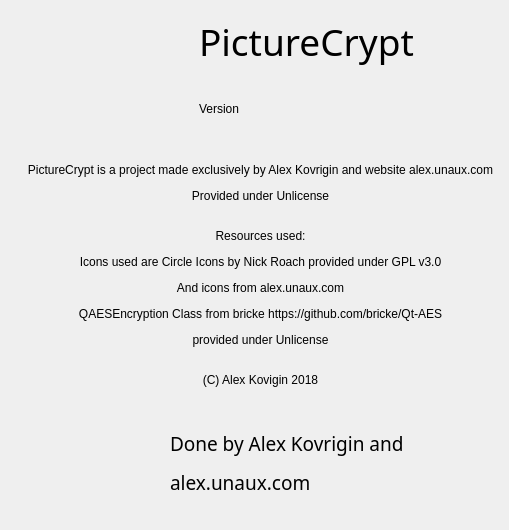
Before: the Qt Designer form src/aboutpc.ui in waleko/PictureCrypt, drawn with Qt 5.
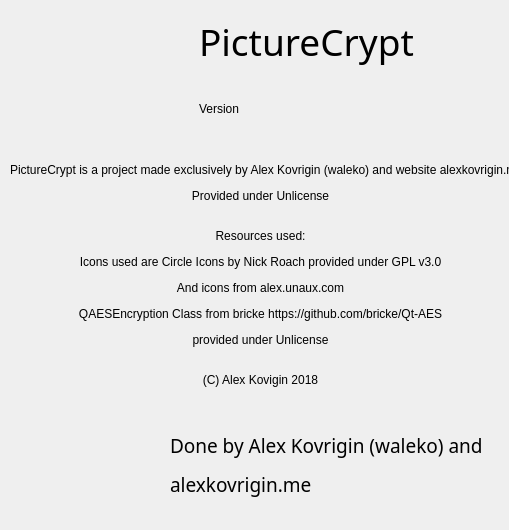
After: the same form once the commit is applied. Icons and pictures are not drawn.

```diff
--- a/src/aboutpc.ui
+++ b/src/aboutpc.ui
@@ -58,7 +58,7 @@
     </rect>
    </property>
    <property name="text">
-    <string>&lt;html&gt;&lt;head/&gt;&lt;body&gt;&lt;p align=&quot;center&quot;&gt;PictureCrypt is a project made exclusively by Alex Kovrigin and website alex.unaux.com&lt;/p&gt;&lt;p align=&quot;center&quot;&gt;Provided under Unlicense&lt;/p&gt;&lt;p align=&quot;center&quot;&gt;&lt;br/&gt;Resources used:&lt;/p&gt;&lt;p align=&quot;center&quot;&gt;Icons used are Circle Icons by Nick Roach provided under GPL v3.0&lt;/p&gt;&lt;p align=&quot;center&quot;&gt;And icons from alex.unaux.com&lt;/p&gt;&lt;p align=&quot;center&quot;&gt;QAESEncryption Class from bricke https://github.com/bricke/Qt-AES&lt;/p&gt;&lt;p align=&quot;center&quot;&gt;provided under Unlicense&lt;br/&gt;&lt;/p&gt;&lt;p align=&quot;center&quot;&gt;(C) Alex Kovigin 2018&lt;/p&gt;&lt;/body&gt;&lt;/html&gt;</string>
+    <string>&lt;html&gt;&lt;head/&gt;&lt;body&gt;&lt;p align=&quot;center&quot;&gt;PictureCrypt is a project made exclusively by Alex Kovrigin (waleko) and website alexkovrigin.me&lt;/p&gt;&lt;p align=&quot;center&quot;&gt;Provided under Unlicense&lt;/p&gt;&lt;p align=&quot;center&quot;&gt;&lt;br/&gt;Resources used:&lt;/p&gt;&lt;p align=&quot;center&quot;&gt;Icons used are Circle Icons by Nick Roach provided under GPL v3.0&lt;/p&gt;&lt;p align=&quot;center&quot;&gt;And icons from alex.unaux.com&lt;/p&gt;&lt;p align=&quot;center&quot;&gt;QAESEncryption Class from bricke https://github.com/bricke/Qt-AES&lt;/p&gt;&lt;p align=&quot;center&quot;&gt;provided under Unlicense&lt;br/&gt;&lt;/p&gt;&lt;p align=&quot;center&quot;&gt;(C) Alex Kovigin 2018&lt;/p&gt;&lt;/body&gt;&lt;/html&gt;</string>
    </property>
   </widget>
   <widget class="QLabel" name="label_5">
@@ -66,8 +66,8 @@
     <rect>
      <x>170</x>
      <y>430</y>
-     <width>241</width>
-     <height>61</height>
+     <width>321</width>
+     <height>71</height>
     </rect>
    </property>
    <property name="font">
@@ -77,7 +77,7 @@
     </font>
    </property>
    <property name="text">
-    <string>&lt;html&gt;&lt;head/&gt;&lt;body&gt;&lt;p&gt;Done by Alex Kovrigin and&lt;/p&gt;&lt;p&gt;alex.unaux.com&lt;/p&gt;&lt;/body&gt;&lt;/html&gt;</string>
+    <string>&lt;html&gt;&lt;head/&gt;&lt;body&gt;&lt;p&gt;Done by Alex Kovrigin (waleko) and&lt;/p&gt;&lt;p&gt;alexkovrigin.me&lt;/p&gt;&lt;/body&gt;&lt;/html&gt;</string>
    </property>
   </widget>
   <widget class="QWidget" name="layoutWidget">
```
